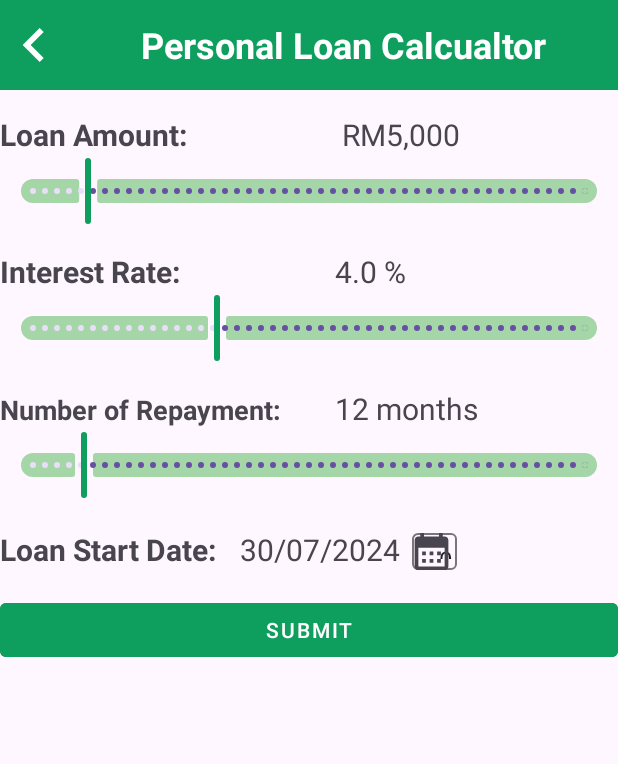
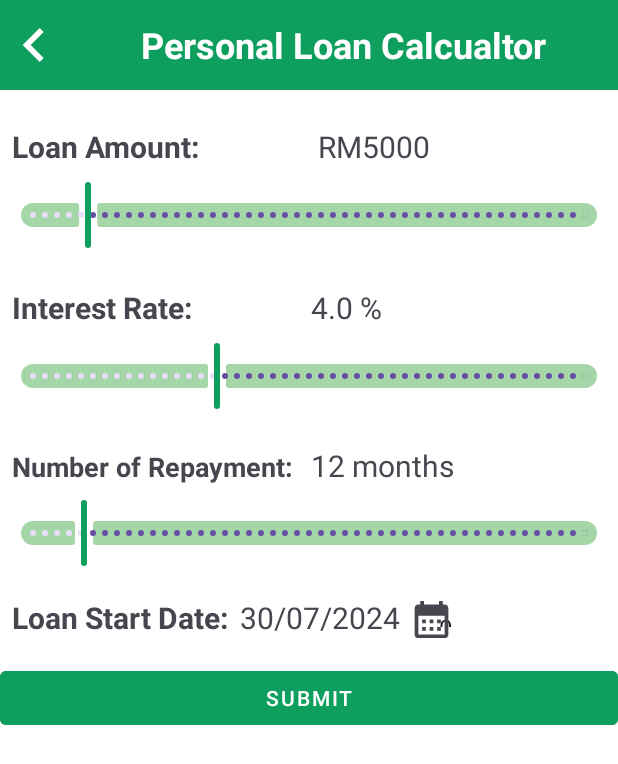
Before and after one commit to CisNeko/Mobile_IndividualAssignment, an Android app: the PersonalLoan screen opened directly, with no data from a screen before it, on a phone screen of 412 x 824 dp. Shown: the top 764 px of the screen. Run offline under Robolectric (Android 15) with nearby library versions, the light colour scheme and no system bars.

Commit message:
maybe done

```diff
--- a/app/src/main/java/com/example/assignment1/HousingLoan.java
+++ b/app/src/main/java/com/example/assignment1/HousingLoan.java
@@ -3,6 +3,7 @@ package com.example.assignment1;
 import androidx.appcompat.app.AppCompatActivity;
 import android.app.DatePickerDialog;
 import android.os.Bundle;
+import android.util.TypedValue;
 import android.view.View;
 import android.widget.Button;
 import android.widget.ImageButton;
@@ -177,6 +178,7 @@ public class HousingLoan extends AppCompatActivity {
         TextView tv = new TextView(this);
         tv.setText(text);
         tv.setPadding(8, 8, 8, 8);
+        tv.setTextSize(TypedValue.COMPLEX_UNIT_SP, 20);
         return tv;
     }
 }
--- a/app/src/main/java/com/example/assignment1/PersonalLoan.java
+++ b/app/src/main/java/com/example/assignment1/PersonalLoan.java
@@ -3,6 +3,7 @@ package com.example.assignment1;
 import androidx.appcompat.app.AppCompatActivity;
 import android.app.DatePickerDialog;
 import android.os.Bundle;
+import android.util.TypedValue;
 import android.view.View;
 import android.widget.Button;
 import android.widget.ImageButton;
@@ -175,6 +176,8 @@ public class PersonalLoan extends AppCompatActivity {
         TextView tv = new TextView(this);
         tv.setText(text);
         tv.setPadding(8, 8, 8, 8);
+        tv.setTextSize(TypedValue.COMPLEX_UNIT_SP, 20);
         return tv;
     }
+
 }
--- a/app/src/main/res/layout/activity_personal.xml
+++ b/app/src/main/res/layout/activity_personal.xml
@@ -2,7 +2,8 @@
 <ScrollView xmlns:android="http://schemas.android.com/apk/res/android"
     xmlns:app="http://schemas.android.com/apk/res-auto"
     android:layout_width="match_parent"
-    android:layout_height="match_parent">
+    android:layout_height="match_parent"
+    android:background="@color/white">
 
     <LinearLayout
         android:layout_width="match_parent"
@@ -53,7 +54,7 @@
                 <TextView
                     android:layout_width="207dp"
                     android:layout_height="wrap_content"
-                    android:layout_marginEnd="16dp"
+                    android:padding="8dp"
                     android:text="@string/Tv_LoanAmount"
                     android:textSize="20sp"
                     android:textStyle="bold" />
@@ -62,7 +63,7 @@
                     android:id="@+id/tv_LoanAmountValue"
                     android:layout_width="match_parent"
                     android:layout_height="wrap_content"
-                    android:text=" RM5,000 "
+                    android:text=" RM5000 "
                     android:textSize="20dp" />
             </LinearLayout>
 
@@ -95,7 +96,7 @@
                 <TextView
                     android:layout_width="207dp"
                     android:layout_height="wrap_content"
-                    android:layout_marginEnd="16dp"
+                    android:padding="8dp"
                     android:text="@string/Tv_InterestRate"
                     android:textSize="20sp"
                     android:textStyle="bold" />
@@ -136,7 +137,7 @@
                 <TextView
                     android:layout_width="207dp"
                     android:layout_height="wrap_content"
-                    android:layout_marginEnd="16dp"
+                    android:padding="8dp"
                     android:text="@string/Tv_NumberofRepayment"
                     android:textSize="18sp"
                     android:textStyle="bold" />
@@ -171,7 +172,7 @@
             <TextView
                 android:layout_width="wrap_content"
                 android:layout_height="wrap_content"
-                android:layout_marginEnd="16dp"
+                android:padding="8dp"
                 android:text="@string/Tv_LoanStart"
                 android:textSize="20dp"
                 android:textStyle="bold" />
@@ -197,7 +198,9 @@
                     android:layout_height="match_parent"
                     android:clickable="true"
                     android:focusable="false"
-                    android:inputType="none" />
+                    android:inputType="none"
+                    android:background="@android:color/transparent"
+                    />
             </com.google.android.material.textfield.TextInputLayout>
         </LinearLayout>
         <!-- ends Loan Start Date -->
@@ -217,7 +220,7 @@
             android:id="@+id/Tv_Guide2"
             android:layout_width="match_parent"
             android:layout_height="wrap_content"
-            android:paddingTop="16dp"
+            android:padding="8dp"
             android:text="Scroll down to view"
             android:textColor="@color/green"
             android:visibility="gone" />
@@ -248,31 +251,40 @@
                     <TextView
                         android:layout_marginEnd="12dp"
                         android:text="@string/Tv_PaymnetNo"
-                        android:textStyle="bold" />
+                        android:textStyle="bold"
+                        android:textSize="20sp"/>
 
                     <TextView
                         android:layout_marginEnd="12dp"
                         android:text="@string/Tv_balance"
-                        android:textStyle="bold" />
+                        android:textStyle="bold"
+                        android:textSize="20sp"/>
 
                     <TextView
                         android:layout_marginEnd="12dp"
                         android:text="@string/Tv_monthlyRepayment"
-                        android:textStyle="bold" />
+                        android:textStyle="bold"
+                        android:textSize="20sp" />
 
                     <TextView
                         android:layout_marginEnd="12dp"
                         android:text="@string/Tv_interest"
-                        android:textStyle="bold" />
+                        android:textStyle="bold"
+                        android:textSize="20sp"/>
 
                     <TextView
                         android:layout_marginEnd="12dp"
                         android:text="@string/Tv_principal"
-                        android:textStyle="bold" />
+                        android:textStyle="bold"
+                        android:textSize="20sp"/>
                 </TableRow>
             </TableLayout>
         </HorizontalScrollView>
         <!-- ends Table of Payment Schedule -->
 
+        <Space
+            android:layout_width="match_parent"
+            android:layout_height="50dp" />
+
     </LinearLayout>
 </ScrollView>
```
Also changed, not shown: app/src/main/AndroidManifest.xml (+2 -63 lines), app/src/main/java/com/example/assignment1/HomePage.java (+114 -8 lines), app/src/main/res/layout/activity_homepage.xml (+42 -19 lines), app/src/main/res/layout/activity_housing.xml (+21 -9 lines).
